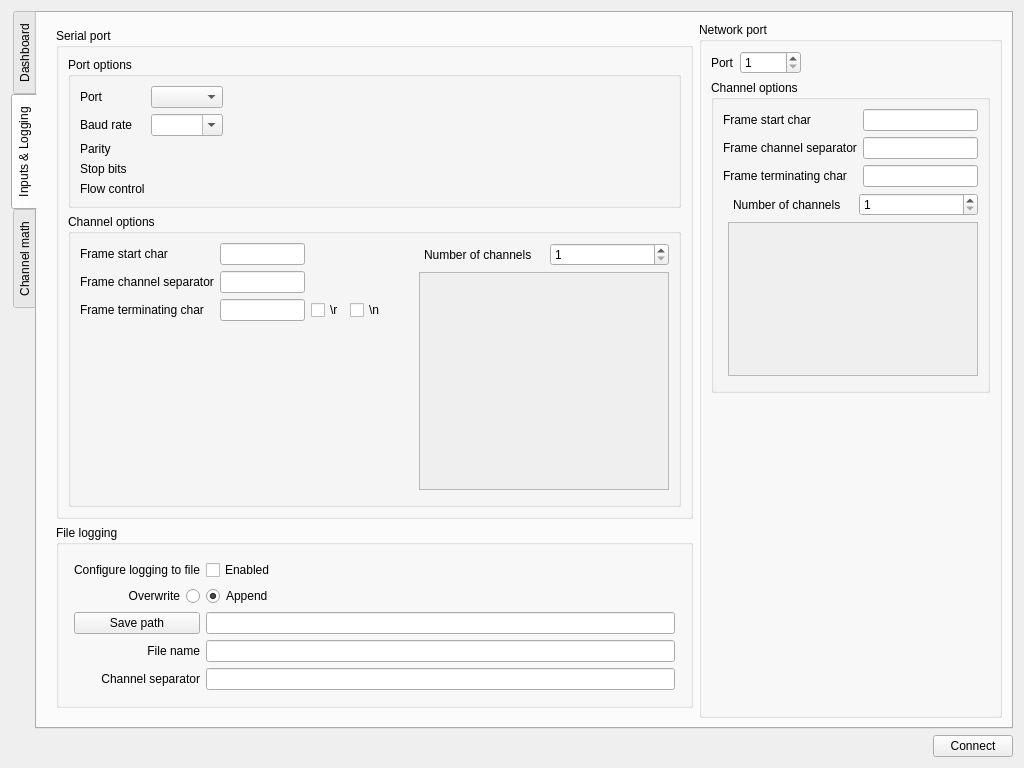
Qt form mainwindow.ui (vedranMv/dataDashboard) before a commit.
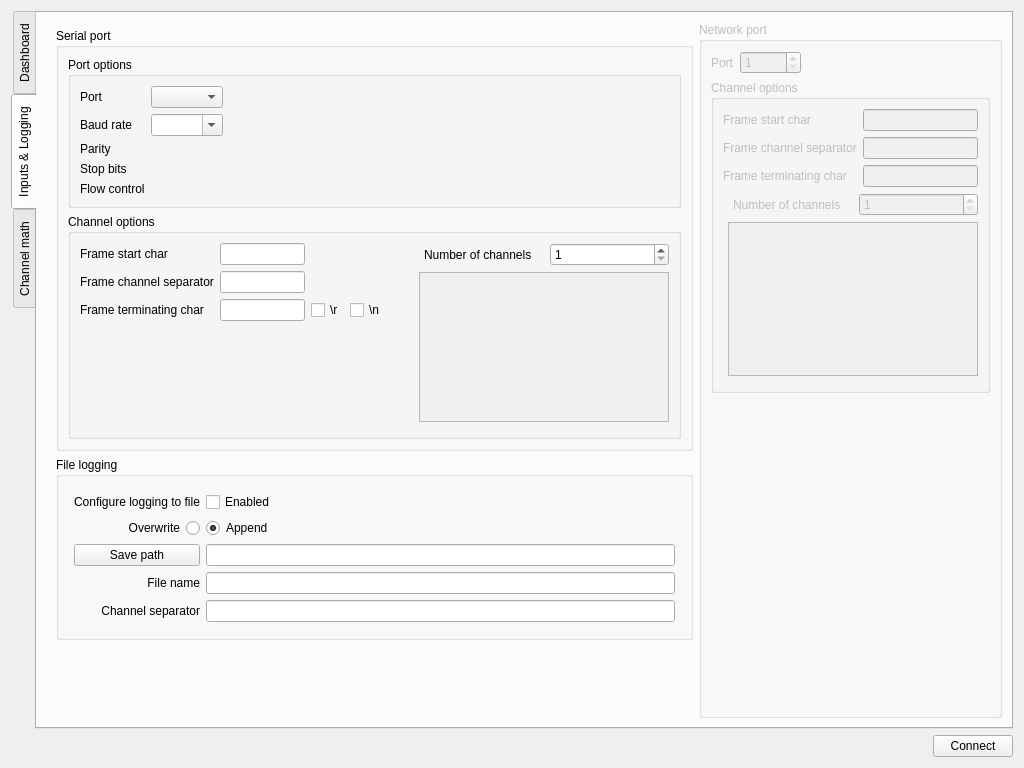
The same form after that commit.

```diff
--- a/mainwindow.ui
+++ b/mainwindow.ui
@@ -235,6 +235,9 @@
                    <property name="orientation">
                     <enum>Qt::Vertical</enum>
                    </property>
+                   <property name="sizeType">
+                    <enum>QSizePolicy::Expanding</enum>
+                   </property>
                    <property name="sizeHint" stdset="0">
                     <size>
                      <width>20</width>
@@ -309,7 +312,7 @@
                    <property name="minimumSize">
                     <size>
                      <width>250</width>
-                     <height>0</height>
+                     <height>150</height>
                     </size>
                    </property>
                    <property name="horizontalScrollBarPolicy">
@@ -324,7 +327,7 @@
                       <x>0</x>
                       <y>0</y>
                       <width>248</width>
-                      <height>141</height>
+                      <height>148</height>
                      </rect>
                     </property>
                     <layout class="QVBoxLayout" name="verticalLayout_5">
@@ -465,7 +468,7 @@
             <enum>Qt::Vertical</enum>
            </property>
            <property name="sizeType">
-            <enum>QSizePolicy::Fixed</enum>
+            <enum>QSizePolicy::Expanding</enum>
            </property>
            <property name="sizeHint" stdset="0">
             <size>
@@ -479,9 +482,15 @@
        </item>
        <item>
         <widget class="QGroupBox" name="networkGroup">
+         <property name="enabled">
+          <bool>false</bool>
+         </property>
          <property name="title">
           <string>Network port</string>
          </property>
+         <property name="checkable">
+          <bool>false</bool>
+         </property>
          <layout class="QVBoxLayout" name="verticalLayout_10">
           <item>
            <layout class="QHBoxLayout" name="horizontalLayout_3">
```
